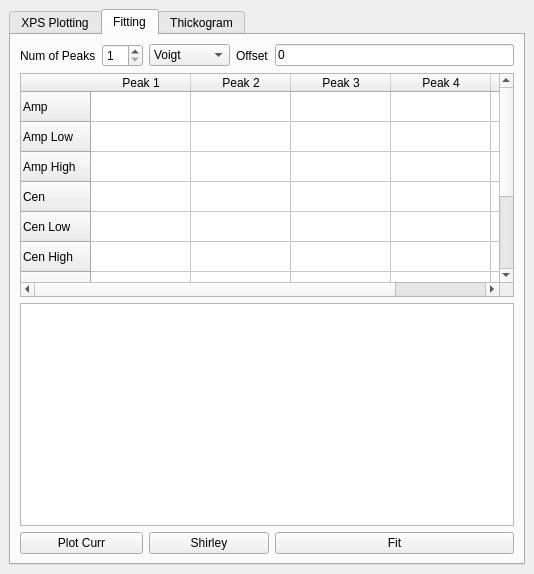
austinmcano/GGG, file src/Ui_Files/DockWidgets/Ui/dw_XPS_0.ui: the form before one commit.
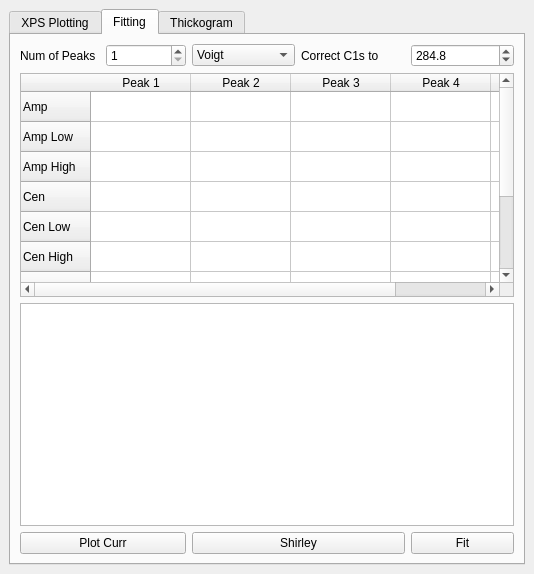
The form after the commit. The open tabs and pages were chosen to show the change.

Patch:
```diff
--- a/src/Ui_Files/DockWidgets/Ui/dw_XPS_0.ui
+++ b/src/Ui_Files/DockWidgets/Ui/dw_XPS_0.ui
@@ -87,7 +87,7 @@
         <item row="3" column="3">
          <widget class="QLabel" name="label">
           <property name="text">
-           <string>Offset</string>
+           <string>Correct C1s to </string>
           </property>
          </widget>
         </item>
@@ -237,13 +237,6 @@
           </column>
          </widget>
         </item>
-        <item row="3" column="4">
-         <widget class="QLineEdit" name="offset_LE">
-          <property name="text">
-           <string>0</string>
-          </property>
-         </widget>
-        </item>
         <item row="7" column="0" colspan="2">
          <widget class="QPushButton" name="plot_curr_pb">
           <property name="maximumSize">
@@ -270,6 +263,19 @@
           </property>
          </widget>
         </item>
+        <item row="3" column="4">
+         <widget class="QDoubleSpinBox" name="doubleSpinBox">
+          <property name="decimals">
+           <number>1</number>
+          </property>
+          <property name="maximum">
+           <double>1000.000000000000000</double>
+          </property>
+          <property name="value">
+           <double>284.800000000000011</double>
+          </property>
+         </widget>
+        </item>
        </layout>
       </widget>
       <widget class="QWidget" name="tab_14">
```
Left out of the diff: 6 changed lines with no effect on the pictures.
